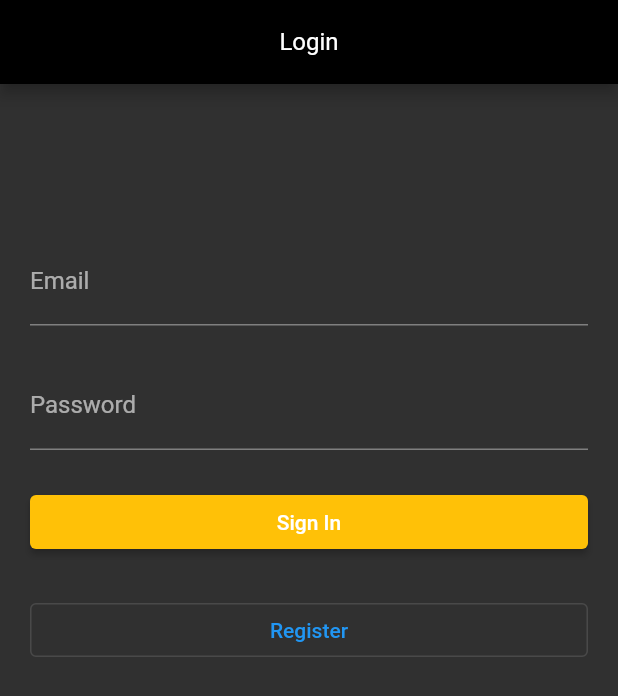
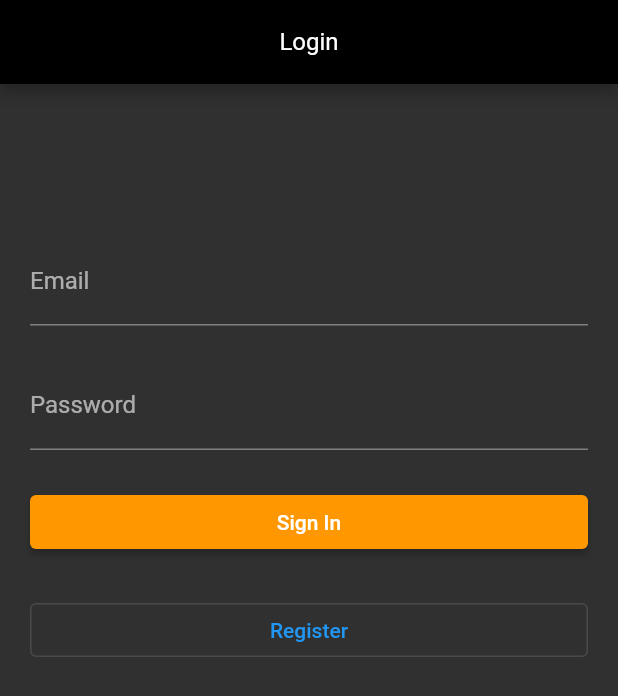
Before and after one commit to dshukertjr/supabase-chat, a Flutter app: the screen it shows after launch, on a phone screen of 412 x 824 dp. Shown: the top 696 px of the screen. Run offline on Flutter 3.47's test engine with Material 2 defaults, Android fonts, the phone set to English and light mode, and no system bars; our stand-ins replace shared_preferences, supabase, timeago; accounts and stored records are empty.

```diff
--- a/lib/main.dart
+++ b/lib/main.dart
@@ -21,13 +21,13 @@ class MyApp extends StatelessWidget {
             ),
           ),
         ),
-        primaryColor: Colors.amber,
-        accentColor: Colors.amber,
+        primaryColor: Colors.orange,
+        accentColor: Colors.orange,
         textButtonTheme: TextButtonThemeData(
-          style: TextButton.styleFrom(primary: Colors.amber),
+          style: TextButton.styleFrom(primary: Colors.orange),
         ),
         elevatedButtonTheme: ElevatedButtonThemeData(
-          style: ElevatedButton.styleFrom(primary: Colors.amber),
+          style: ElevatedButton.styleFrom(primary: Colors.orange),
         ),
       ),
       home: SplashPage(),
--- a/lib/models/message.dart
+++ b/lib/models/message.dart
@@ -5,12 +5,14 @@ class Message {
   final String userId;
   final DateTime insertedAt;
   final String message;
+  final bool isSending;
 
   Message({
     @required this.id,
     @required this.userId,
     @required this.insertedAt,
     @required this.message,
+    this.isSending = false,
   });
 
   static List<Message> fromRows(List<dynamic> rows) {
```
Also changed, not shown: lib/pages/chat_page.dart (+44 -14 lines).
